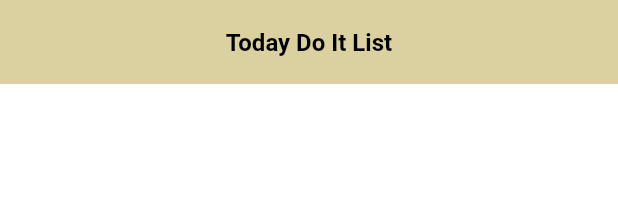
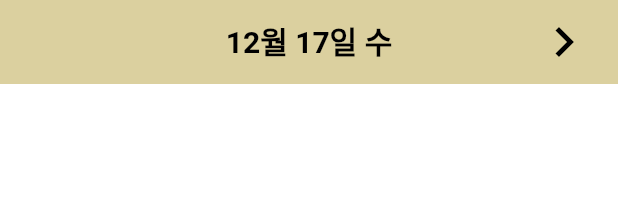
Before and after one commit to devhyunwoo/flutter_doit, a Flutter app: the HomeBottomSheet widget shown alone on an empty page, opened directly, after a tap on "일정 추가하기", on a phone screen of 412 x 824 dp. Shown: the top 217 px of the screen. Run offline on Flutter 3.47's test engine with Material 3 defaults, Android fonts, the phone set to English and light mode, and no system bars; our stand-ins replace dio, flutter_riverpod, freezed_annotation, go_router, sqflite, sticky_headers; accounts and stored records are empty.

Commit message:
home에서 오늘말고 다른 날짜도 볼 수 있게 작업

```diff
--- a/lib/data/datasource/local_datasource.dart
+++ b/lib/data/datasource/local_datasource.dart
@@ -8,9 +8,8 @@ class LocalDatasource {
 
   static const tableName = 'todos';
 
-  Future<List<TodoModel>> getTodos() async {
-    final now = DateTime.now();
-    final todayStart = DateTime(now.year, now.month, now.day);
+  Future<List<TodoModel>> getTodos(DateTime date) async {
+    final todayStart = DateTime(date.year, date.month, date.day);
     final todayEnd = todayStart.add(Duration(days: 1));
     final todosInMap = await db.query(
       tableName,
--- a/lib/data/repository/db_repository.dart
+++ b/lib/data/repository/db_repository.dart
@@ -1,7 +1,7 @@
 import 'package:doit_app/ui/home/contract/state/todo.dart';
 
 abstract class DBRepository {
-  Future<List<TodoModel>> getTodos();
+  Future<List<TodoModel>> getTodos(DateTime date);
 
   Future<void> insertTodo(TodoModel todo);
 
--- a/lib/data/repository_impl/db_repository_impl.dart
+++ b/lib/data/repository_impl/db_repository_impl.dart
@@ -8,8 +8,8 @@ class DBRepositoryImpl extends DBRepository {
   DBRepositoryImpl(this.localDatasource);
 
   @override
-  Future<List<TodoModel>> getTodos() async {
-    return await localDatasource.getTodos();
+  Future<List<TodoModel>> getTodos(DateTime date) async {
+    return await localDatasource.getTodos(date);
   }
 
   @override
--- a/lib/ui/home/contract/event/home_event.dart
+++ b/lib/ui/home/contract/event/home_event.dart
@@ -24,3 +24,7 @@ class UpdateTodo extends HomeEvent {
 
   UpdateTodo(this.todo, this.imageUrl);
 }
+
+class OnClickNextDay extends HomeEvent {}
+
+class OnClickPrevDay extends HomeEvent {}
--- a/lib/ui/home/contract/state/home_state.dart
+++ b/lib/ui/home/contract/state/home_state.dart
@@ -5,5 +5,8 @@ part 'home_state.freezed.dart';
 
 @freezed
 class HomeState with _$HomeState {
-  const factory HomeState({required List<TodoModel> items}) = _HomeState;
+  const factory HomeState({
+    required DateTime selectedTime,
+    required List<TodoModel> items,
+  }) = _HomeState;
 }
--- a/lib/ui/home/view/widgets/bottom_sheet/bottom_sheet_provider.dart
+++ b/lib/ui/home/view/widgets/bottom_sheet/bottom_sheet_provider.dart
@@ -5,7 +5,8 @@ import 'package:flutter_riverpod/flutter_riverpod.dart';
 class BottomSheetNotifier extends AutoDisposeNotifier<TodoModel> {
   @override
   TodoModel build() {
-    return TodoModel(id: 0, content: '', dateTime: DateTime.now());
+    final selectedDate = ref.watch(homeViewModelProvider).value?.selectedTime ?? DateTime.now();
+    return TodoModel(id: 0, content: '', dateTime: selectedDate);
   }
 
   void setDateTime(DateTime dateTime) {
--- /dev/null
+++ b/lib/utils/day_util.dart
@@ -0,0 +1,12 @@
+extension WeekToString on int {
+  String get getWeekName => switch(this) {
+    1 => '월',
+    2 => '화',
+    3 => '수',
+    4 => '목',
+    5 => '금',
+    6 => '토',
+    7 => '일',
+    _ => ''
+  };
+}
```
Also changed, not shown: lib/ui/home/view/home_view.dart (+45 -10 lines), lib/ui/home/view/widgets/bottom_sheet/bottom_sheet.dart (+12 -5 lines), lib/ui/home/view_model/home_view_model.dart (+27 -6 lines), lib/ui/home/contract/state/home_state.freezed.dart, pubspec.lock.
